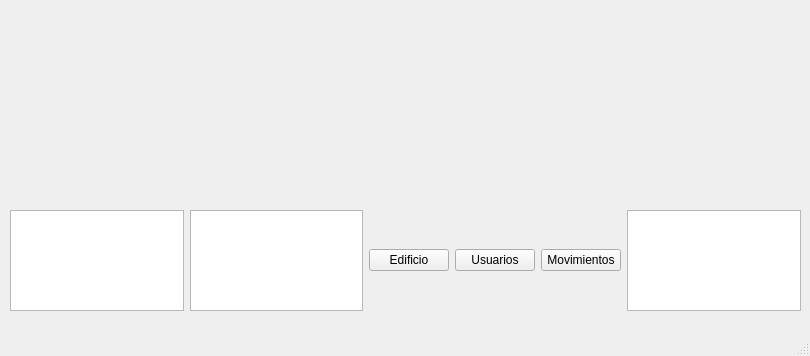
Before: the Qt Designer form frontpage.ui in Mati-Mar/AccessIO-GUI, drawn with Qt 5.
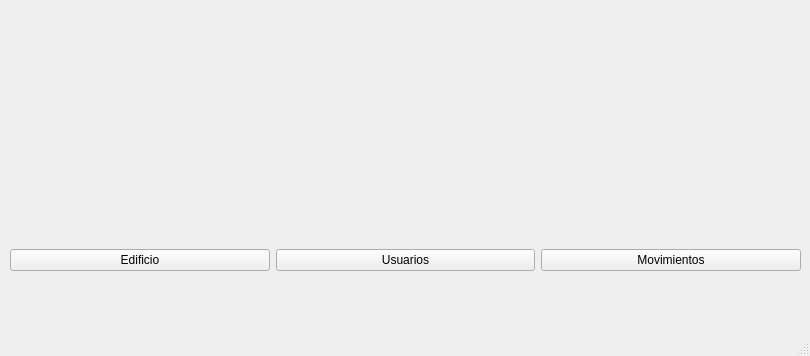
After: the same form once the commit is applied.

Diff of the .ui file:
```diff
--- a/frontpage.ui
+++ b/frontpage.ui
@@ -28,12 +28,6 @@
       <layout class="QVBoxLayout" name="verticalLayout">
        <item>
         <layout class="QHBoxLayout" name="horizontalLayout">
-         <item>
-          <widget class="QPlainTextEdit" name="plainTextEdit"/>
-         </item>
-         <item>
-          <widget class="QPlainTextEdit" name="plainTextEdit_2"/>
-         </item>
          <item>
           <widget class="QPushButton" name="edificioPushButton">
            <property name="text">
@@ -55,9 +49,6 @@
            </property>
           </widget>
          </item>
-         <item>
-          <widget class="QPlainTextEdit" name="plainTextEdit_3"/>
-         </item>
         </layout>
        </item>
       </layout>
```
